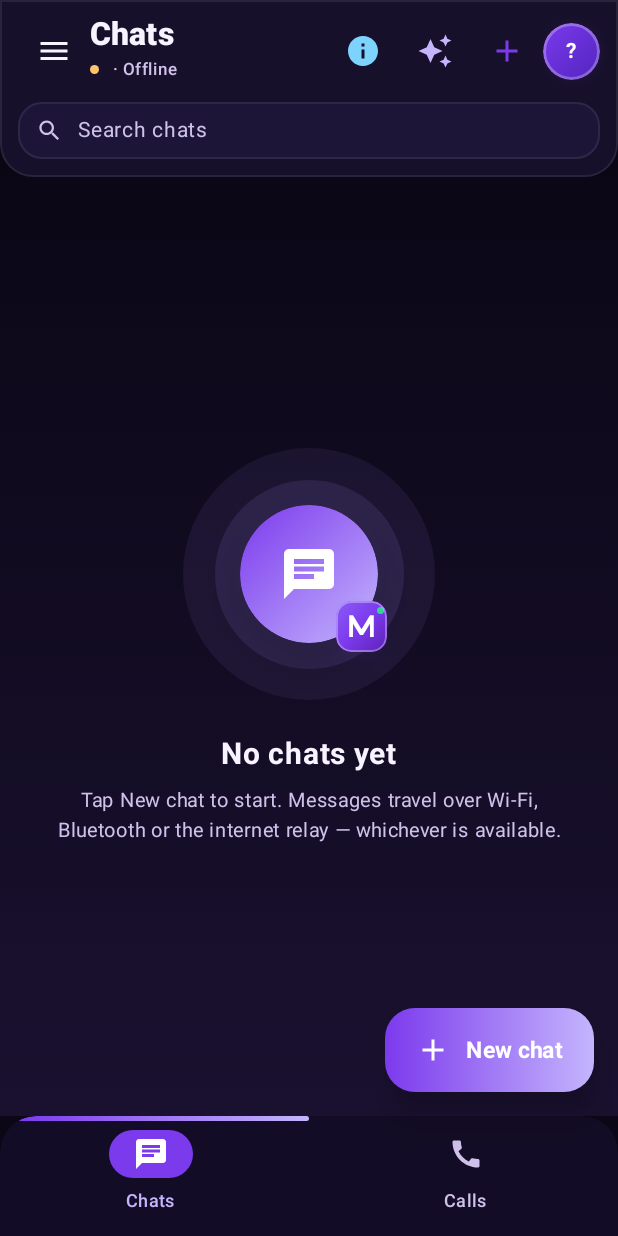
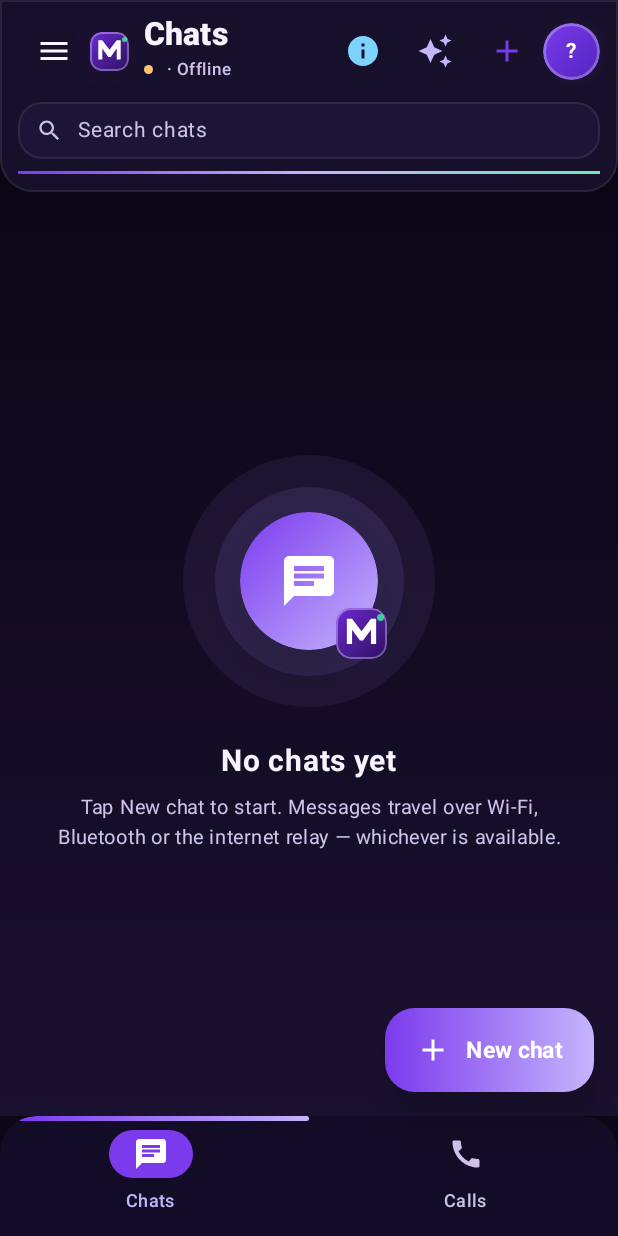
Before and after one commit to Iamhasaanzahid/meshlink-android, an Android app built with Jetpack Compose: the composable HomeScreen called with empty values, on a phone screen of 412 x 824 dp. Run offline under Robolectric (Android 15) with nearby library versions, the phone set to English and light mode, and no system bars; libraries missing offline, so code that uses them is left out: org.webrtc; pictures from the network do not load; 2 statements that could not run were skipped.

Commit message:
Stop phantom calls and refine Mhzaly mark and header

```diff
--- a/app/src/main/java/com/meshlink/app/ui/Components.kt
+++ b/app/src/main/java/com/meshlink/app/ui/Components.kt
@@ -95,7 +95,7 @@ fun MeshMark(size: Dp = 40.dp) {
             .clip(RoundedCornerShape(radius))
             .background(
                 Brush.linearGradient(
-                    listOf(Color(0xFF8B5CF6), BrandViolet, BrandDeep),
+                    listOf(Color(0xFF6D28D9), Color(0xFF4C1D95), Color(0xFF2E1065)),
                 ),
             )
             .border(
@@ -106,19 +106,19 @@ fun MeshMark(size: Dp = 40.dp) {
         Canvas(modifier = Modifier.fillMaxSize()) {
             val s = size.toPx()
             val m = Path().apply {
-                moveTo(s * 0.259f, s * 0.704f)
-                lineTo(s * 0.259f, s * 0.278f)
-                lineTo(s * 0.333f, s * 0.278f)
-                lineTo(s * 0.500f, s * 0.556f)
-                lineTo(s * 0.667f, s * 0.278f)
-                lineTo(s * 0.741f, s * 0.278f)
-                lineTo(s * 0.741f, s * 0.704f)
-                lineTo(s * 0.667f, s * 0.704f)
-                lineTo(s * 0.667f, s * 0.444f)
-                lineTo(s * 0.530f, s * 0.667f)
-                lineTo(s * 0.470f, s * 0.667f)
-                lineTo(s * 0.333f, s * 0.444f)
-                lineTo(s * 0.333f, s * 0.704f)
+                moveTo(s * 0.213f, s * 0.704f)
+                lineTo(s * 0.213f, s * 0.213f)
+                lineTo(s * 0.315f, s * 0.213f)
+                lineTo(s * 0.500f, s * 0.454f)
+                lineTo(s * 0.685f, s * 0.213f)
+                lineTo(s * 0.787f, s * 0.213f)
+                lineTo(s * 0.787f, s * 0.704f)
+                lineTo(s * 0.685f, s * 0.704f)
+                lineTo(s * 0.685f, s * 0.426f)
+                lineTo(s * 0.530f, s * 0.639f)
+                lineTo(s * 0.470f, s * 0.639f)
+                lineTo(s * 0.315f, s * 0.426f)
+                lineTo(s * 0.315f, s * 0.704f)
                 close()
             }
             drawPath(m, Color.White)
--- a/app/src/main/java/com/meshlink/app/ui/HomeScreen.kt
+++ b/app/src/main/java/com/meshlink/app/ui/HomeScreen.kt
@@ -1124,6 +1124,8 @@ private fun HomeChromeHeader(
                         tint = MaterialTheme.colorScheme.onSurface,
                     )
                 }
+                MeshMark(size = 26.dp)
+                Spacer(Modifier.width(10.dp))
                 Column(Modifier.weight(1f)) {
                     Text(
                         title,
@@ -1228,6 +1230,17 @@ private fun HomeChromeHeader(
                     }
                 }
             }
+            Spacer(Modifier.height(8.dp))
+            Box(
+                Modifier
+                    .fillMaxWidth()
+                    .height(2.dp)
+                    .background(
+                        Brush.horizontalGradient(
+                            listOf(tokens.violet, tokens.lilac, BrandMint),
+                        ),
+                    ),
+            )
         }
     }
 }
--- a/app/src/main/res/drawable/ic_launcher_foreground.xml
+++ b/app/src/main/res/drawable/ic_launcher_foreground.xml
@@ -4,11 +4,11 @@
     android:height="108dp"
     android:viewportWidth="108"
     android:viewportHeight="108">
-    <!-- Mhzaly brand mark: bold white M with a mint message dot. -->
+    <!-- Mhzaly mark: large white M with a mint message dot. -->
     <path
         android:fillColor="#FFFFFF"
-        android:pathData="M28,76V30h9l13,22 13-22h9v46h-9V47L50,68 37,47v29z" />
+        android:pathData="M23,76V23h11l16,26 16,-26h11v53H66V46L50,69 34,46v30z" />
     <path
         android:fillColor="#34D399"
-        android:pathData="M76,24a6,6 0 1,0 0,12a6,6 0 1,0 0,-12" />
+        android:pathData="M84,24a8,8 0 1,0 0,16a8,8 0 1,0 0,-16" />
 </vector>
--- a/app/src/main/res/drawable/ic_meshlink_notification.xml
+++ b/app/src/main/res/drawable/ic_meshlink_notification.xml
@@ -4,8 +4,8 @@
     android:height="24dp"
     android:viewportWidth="24"
     android:viewportHeight="24">
-    <!-- Mhzaly notification glyph: compact bold M. -->
+    <!-- Mhzaly notification glyph: bold compact M. -->
     <path
         android:fillColor="#FFFFFF"
-        android:pathData="M5,19V5h2.7L12,10.9 16.3,5H19v14h-2.7v-8.2L12,15.9 7.7,10.8V19z" />
+        android:pathData="M4,20V4h3L12,11l5,-7h3v16h-3v-9l-5,7 -5,-7v9z" />
 </vector>
```
Also changed, not shown: app/src/main/java/com/meshlink/app/mesh/OnlineCallManager.kt (+25 -41 lines), app/src/main/res/mipmap-hdpi/ic_launcher.png, app/src/main/res/mipmap-hdpi/ic_launcher_round.png, app/src/main/res/mipmap-mdpi/ic_launcher.png, app/src/main/res/mipmap-mdpi/ic_launcher_round.png, app/src/main/res/mipmap-xhdpi/ic_launcher.png, app/src/main/res/mipmap-xhdpi/ic_launcher_round.png, app/src/main/res/mipmap-xxhdpi/ic_launcher.png, app/src/main/res/mipmap-xxhdpi/ic_launcher_round.png, app/src/main/res/mipmap-xxxhdpi/ic_launcher.png, app/src/main/res/mipmap-xxxhdpi/ic_launcher_round.png, 1 other file.
